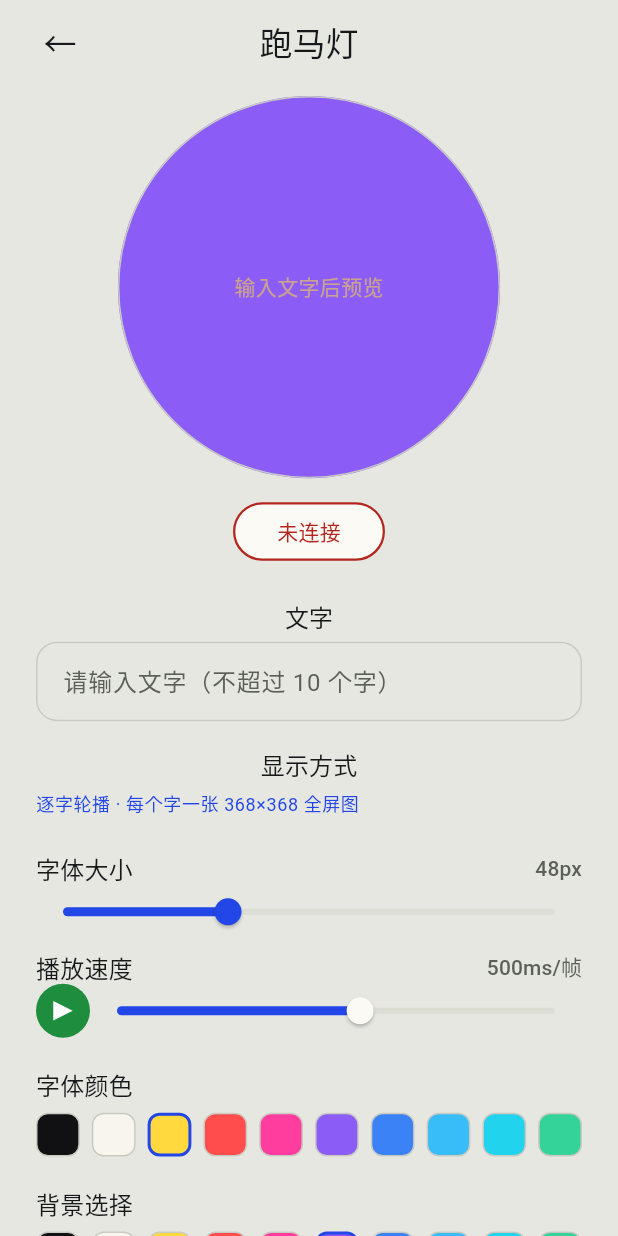
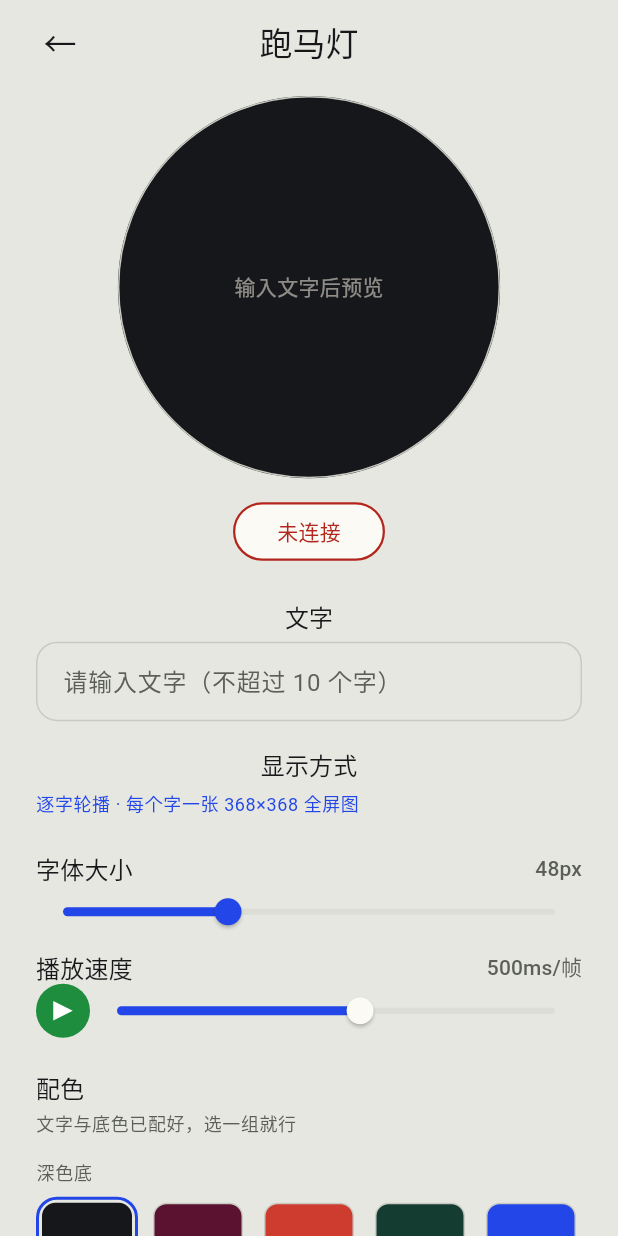
Before and after one commit to being74/flutter_baji_demo, a Flutter app: the MarqueeScreen widget shown alone on an empty page, opened directly with empty values, on a phone screen of 412 x 824 dp. Run offline on Flutter 3.47's test engine with Material 3 defaults, Android fonts, the phone set to English and light mode, and no system bars; our stand-ins replace device_info_plus, file_picker, flutter_blue_plus, image_picker, permission_handler, video_player; Roboto replaces fonts that are missing (SmileySans).

```diff
--- a/lib/ble/baji_ble_client.dart
+++ b/lib/ble/baji_ble_client.dart
@@ -164,10 +164,11 @@ class BajiBleClient {
       throw StateError('连接已过期');
     }
 
-    var services = device.servicesList;
-    if (services.isEmpty) {
-      services = await device.discoverServices(timeout: 10);
-    }
+    // flutter_blue_plus 的 servicesList 是跨连接缓存（断开时不清空），
+    // 不能据此跳过服务发现：重连后原生 GATT 服务表为空，
+    // 写入会抛 PlatformException(writeCharacteristic, primary service not found ...)。
+    // 插件要求每次连接后都重新 discoverServices。
+    final services = await device.discoverServices(timeout: 10);
     if (generation != _connectionGeneration) {
       throw StateError('连接已过期');
     }
--- a/lib/ui/screens/marquee_screen.dart
+++ b/lib/ui/screens/marquee_screen.dart
@@ -10,17 +10,34 @@ import '../baji_view_model.dart';
 import '../intervals.dart';
 import '../widgets/baji_widgets.dart';
 
-const List<Color> _marqueeColors = [
-  Color(0xFF111114),
-  Color(0xFFF7F5EE),
-  Color(0xFFFFD93D),
-  Color(0xFFFF4D4D),
-  Color(0xFFFF3D9E),
-  Color(0xFF8B5CF6),
-  Color(0xFF3B82F6),
-  Color(0xFF38BDF8),
-  Color(0xFF22D3EE),
-  Color(0xFF34D399),
+/// 跑马灯配色：文字色与底色成对出现，避免选出看不清的组合。
+class _MarqueePalette {
+  const _MarqueePalette(this.name, this.background, this.foreground);
+
+  final String name;
+  final Color background;
+  final Color foreground;
+}
+
+const List<_MarqueePalette> _darkMarqueePalettes = [
+  _MarqueePalette('墨夜', Color(0xFF16171A), Color(0xFFF2EDE2)),
+  _MarqueePalette('莓果', Color(0xFF5B1230), Color(0xFFFFD9E4)),
+  _MarqueePalette('珊瑚', Color(0xFFCE3B2F), Color(0xFFFFF6EA)),
+  _MarqueePalette('松林', Color(0xFF143C31), Color(0xFFB9E6C9)),
+  _MarqueePalette('钴蓝', Color(0xFF2246E8), Color(0xFFF6D64A)),
+];
+
+const List<_MarqueePalette> _lightMarqueePalettes = [
+  _MarqueePalette('暖纸', Color(0xFFF4EFE3), Color(0xFF1B1B1E)),
+  _MarqueePalette('黄油', Color(0xFFF6D64A), Color(0xFF1B1B1E)),
+  _MarqueePalette('薄荷', Color(0xFFCFE9DC), Color(0xFF10382A)),
+  _MarqueePalette('雾蓝', Color(0xFFD6E4F2), Color(0xFF12283D)),
+  _MarqueePalette('蜜桃', Color(0xFFF6DCCF), Color(0xFF46231A)),
+];
+
+const List<_MarqueePalette> _marqueePalettes = [
+  ..._darkMarqueePalettes,
+  ..._lightMarqueePalettes,
 ];
 
 class MarqueeScreen extends StatefulWidget {
@@ -46,8 +63,7 @@ class _MarqueeScreenState extends State<MarqueeScreen> {
   final TextEditingController _textController = TextEditingController();
   double _speed = _defaultSpeed;
   int _fontSize = MarqueeRenderer.defaultFontSize;
-  int _textColorIndex = 2;
-  int _backgroundColorIndex = 5;
+  int _paletteIndex = 0;
 
   List<Uint8List> _previewFrames = const [];
   int _previewIndex = 0;
@@ -95,12 +111,13 @@ class _MarqueeScreenState extends State<MarqueeScreen> {
       return;
     }
     try {
+      final palette = _marqueePalettes[_paletteIndex];
       final frames = await MarqueeRenderer.renderJpegFrames(
         MarqueeStyle(
           text: content,
           fontSize: _fontSize,
-          textColor: _marqueeColors[_textColorIndex].toARGB32(),
-          backgroundColor: _marqueeColors[_backgroundColorIndex].toARGB32(),
+          textColor: palette.foreground.toARGB32(),
+          backgroundColor: palette.background.toARGB32(),
           mode: MarqueeMode.character,
         ),
       );
@@ -141,8 +158,9 @@ class _MarqueeScreenState extends State<MarqueeScreen> {
         activeTransfer.totalBytes == 0;
     final busy = transfer.running;
     final text = _textController.text.trim();
-    final textColor = _marqueeColors[_textColorIndex];
-    final backgroundColor = _marqueeColors[_backgroundColorIndex];
+    final palette = _marqueePalettes[_paletteIndex];
+    final textColor = palette.foreground;
+    final backgroundColor = palette.background;
     final frameCount = MarqueeRenderer.characterFrames(text).length;
 
     return ColoredBox(
@@ -260,25 +278,54 @@ class _MarqueeScreenState extends State<MarqueeScreen> {
                       ),
                     ],
                   ),
-                  const SizedBox(height: 20),
-                  const FormLabel('字体颜色', alignStart: true),
+                  const SizedBox(height: 22),
+                  const FormLabel('配色', alignStart: true),
+                  const SizedBox(height: 4),
+                  Align(
+                    alignment: Alignment.centerLeft,
+                    child: Text(
+                      '文字与底色已配好，选一组就行',
+                      style: textTheme.bodySmall
+                          ?.copyWith(color: scheme.onSurfaceVariant),
+                    ),
+                  ),
+                  const SizedBox(height: 16),
+                  Align(
+                    alignment: Alignment.centerLeft,
+                    child: Text(
+                      '深色底',
+                      style: textTheme.labelMedium
+                          ?.copyWith(color: scheme.onSurfaceVariant),
+                    ),
+                  ),
                   const SizedBox(height: 8),
-                  _ColorRow(
-                    selectedIndex: _textColorIndex,
+                  _PaletteRow(
+                    palettes: _darkMarqueePalettes,
+                    firstIndex: 0,
+                    selectedIndex: _paletteIndex,
                     enabled: !busy,
                     onSelect: (index) {
-                      setState(() => _textColorIndex = index);
+                      setState(() => _paletteIndex = index);
                       _schedulePreview();
                     },
                   ),
-                  const SizedBox(height: 20),
-                  const FormLabel('背景选择', alignStart: true),
+                  const SizedBox(height: 18),
+                  Align(
+                    alignment: Alignment.centerLeft,
+                    child: Text(
+                      '浅色底',
+                      style: textTheme.labelMedium
+                          ?.copyWith(color: scheme.onSurfaceVariant),
+                    ),
+                  ),
                   const SizedBox(height: 8),
-                  _ColorRow(
-                    selectedIndex: _backgroundColorIndex,
+                  _PaletteRow(
+                    palettes: _lightMarqueePalettes,
+                    firstIndex: _darkMarqueePalettes.length,
+                    selectedIndex: _paletteIndex,
                     enabled: !busy,
                     onSelect: (index) {
-                      setState(() => _backgroundColorIndex = index);
+                      setState(() => _paletteIndex = index);
                       _schedulePreview();
                     },
                   ),
@@ -344,46 +391,121 @@ class FormLabel extends StatelessWidget {
   }
 }
 
-class _ColorRow extends StatelessWidget {
-  const _ColorRow({
+class _PaletteRow extends StatelessWidget {
+  const _PaletteRow({
+    required this.palettes,
+    required this.firstIndex,
     required this.selectedIndex,
     required this.enabled,
     required this.onSelect,
   });
 
+  final List<_MarqueePalette> palettes;
+  final int firstIndex;
   final int selectedIndex;
   final bool enabled;
   final ValueChanged<int> onSelect;
 
   @override
   Widget build(BuildContext context) {
+    return Row(
+      crossAxisAlignment: CrossAxisAlignment.start,
+      children: [
+        for (var index = 0; index < palettes.length; index++) ...[
+          if (index > 0) const SizedBox(width: 6),
+          Expanded(
+            child: _PaletteTile(
+              palette: palettes[index],
+              selected: firstIndex + index == selectedIndex,
+              enabled: enabled,
+              onTap: () => onSelect(firstIndex + index),
+            ),
+          ),
+        ],
+      ],
+    );
+  }
+}
+
+class _PaletteTile extends StatelessWidget {
+  const _PaletteTile({
+    required this.palette,
+    required this.selected,
+    required this.enabled,
+    required this.onTap,
+  });
+
+  final _MarqueePalette palette;
+  final bool selected;
+  final bool enabled;
+  final VoidCallback onTap;
+
+  @override
+  Widget build(BuildContext context) {
     final scheme = Theme.of(context).colorScheme;
-    return Row(
-      children: [
-        for (var index = 0; index < _marqueeColors.length; index++) ...[
-          if (index > 0) const SizedBox(width: 8),
-          Expanded(
-            child: AspectRatio(
-              aspectRatio: 1,
-              child: GestureDetector(
-                onTap: enabled ? () => onSelect(index) : null,
+    final textTheme = Theme.of(context).textTheme;
+    return Semantics(
+      button: true,
+      selected: selected,
+      label: '${palette.name}配色',
+      child: GestureDetector(
+        behavior: HitTestBehavior.opaque,
+        onTap: enabled ? onTap : null,
+        child: Opacity(
+          opacity: enabled ? 1 : 0.55,
+          child: Column(
+            children: [
+              AnimatedContainer(
+                duration: const Duration(milliseconds: 150),
+                curve: Curves.easeOut,
+                padding: const EdgeInsets.all(2),
+                decoration: BoxDecoration(
+                  borderRadius: BorderRadius.circular(14),
+                  border: Border.all(
+                    color: selected ? scheme.primary : Colors.transparent,
+                    width: 2,
+                  ),
+                ),
                 child: Container(
                   decoration: BoxDecoration(
-                    color: _marqueeColors[index],
-                    borderRadius: BorderRadius.circular(8),
+                    color: palette.background,
+                    borderRadius: BorderRadius.circular(9),
                     border: Border.all(
-                      color: index == selectedIndex
-                          ? scheme.primary
+                      color: selected
+                          ? Colors.transparent
                           : scheme.outlineVariant,
-                      width: index == selectedIndex ? 2 : 1,
+                    ),
+                  ),
+                  child: AspectRatio(
+                    aspectRatio: 1,
+                    child: Center(
+                      child: ExcludeSemantics(
+                        child: Text(
+                          'Aa',
+                          style: textTheme.titleLarge?.copyWith(
+                            color: palette.foreground,
+                            fontWeight: FontWeight.w600,
+                          ),
+                        ),
+                      ),
                     ),
                   ),
                 ),
               ),
-            ),
+              const SizedBox(height: 4),
+              Text(
+                palette.name,
+                maxLines: 1,
+                overflow: TextOverflow.ellipsis,
+                style: textTheme.labelSmall?.copyWith(
+                  color: selected ? scheme.primary : scheme.onSurfaceVariant,
+                  fontWeight: selected ? FontWeight.w600 : FontWeight.w500,
+                ),
+              ),
+            ],
           ),
-        ],
-      ],
+        ),
+      ),
     );
   }
 }
--- a/pubspec.yaml
+++ b/pubspec.yaml
@@ -51,6 +51,7 @@ dev_dependencies:
   # package. See that file for information about deactivating specific lint
   # rules and activating additional ones.
   flutter_lints: ^5.0.0
+  flutter_blue_plus_platform_interface: ^9.0.4
 
 # For information on the generic Dart part of this file, see the
 # following page: https://dart.dev/tools/pub/pubspec
```
Also changed, not shown: pubspec.lock, 1 other file.
